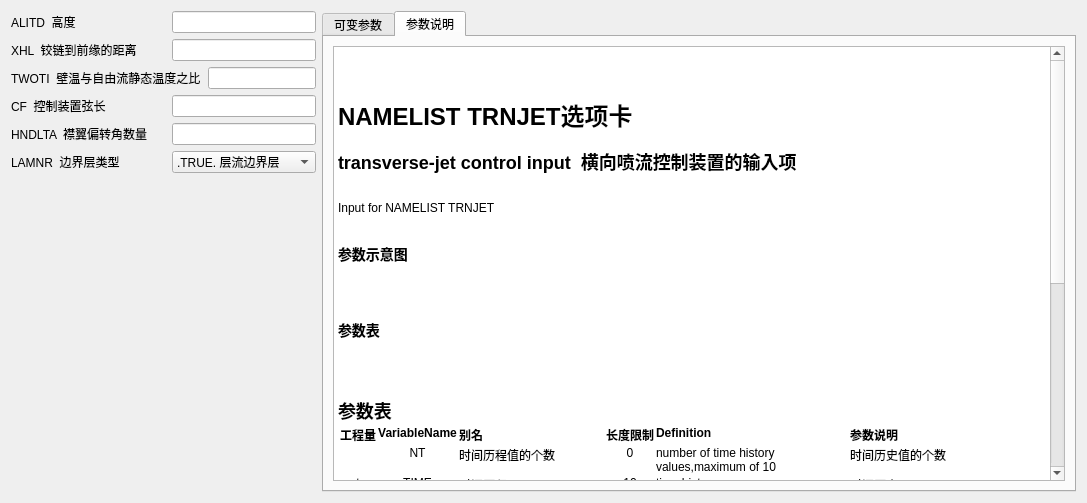
Above: PyDatcomLab/GUIs/PlaneConfiguration/HYPEFF.ui from darkspring2015/PyDatcomLab before the change. Below: the same form after it.
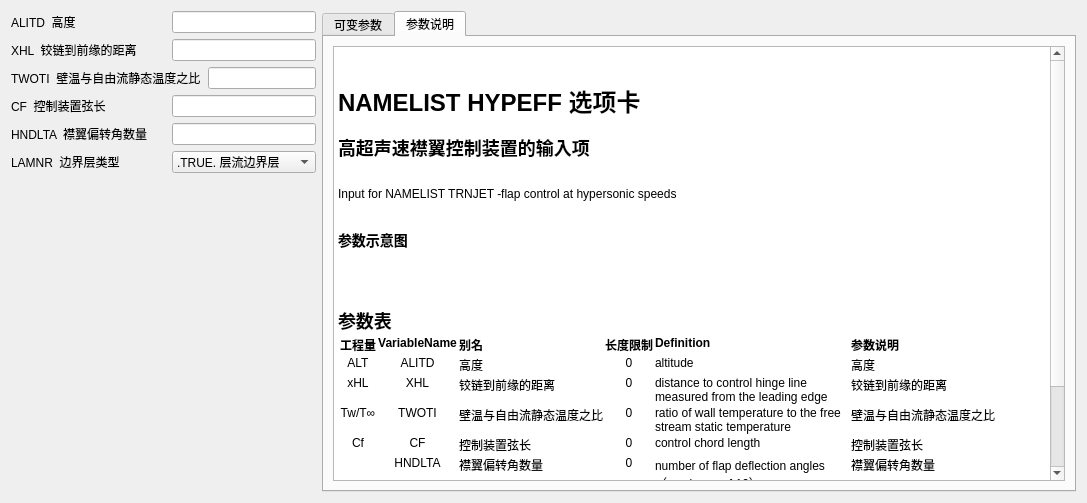
That is the form after the change. The open tabs and pages were chosen to show the change. Icons and pictures are not drawn.

Commit message: 完成 HYPEFF

The edit to the form file:
```diff
--- a/PyDatcomLab/GUIs/PlaneConfiguration/HYPEFF.ui
+++ b/PyDatcomLab/GUIs/PlaneConfiguration/HYPEFF.ui
@@ -333,16 +333,13 @@
 &lt;html&gt;&lt;head&gt;&lt;meta name=&quot;qrichtext&quot; content=&quot;1&quot; /&gt;&lt;style type=&quot;text/css&quot;&gt;
 p, li { white-space: pre-wrap; }
 &lt;/style&gt;&lt;/head&gt;&lt;body style=&quot; font-family:'SimSun'; font-size:9pt; font-weight:400; font-style:normal;&quot;&gt;
-&lt;p style=&quot; margin-top:0px; margin-bottom:0px; margin-left:0px; margin-right:0px; -qt-block-indent:0; text-indent:0px;&quot;&gt;  &lt;/p&gt;
-&lt;p style=&quot; margin-top:0px; margin-bottom:0px; margin-left:0px; margin-right:0px; -qt-block-indent:0; text-indent:0px;&quot;&gt;&lt;a name=&quot;readme&quot;&gt;&lt;/a&gt;    &lt;/p&gt;
-&lt;p style=&quot; margin-top:18px; margin-bottom:12px; margin-left:0px; margin-right:0px; -qt-block-indent:0; text-indent:0px;&quot;&gt;&lt;a name=&quot;user-content-namelist-trnjet选项卡&quot;&gt;&lt;/a&gt;&lt;span style=&quot; font-size:xx-large; font-weight:600;&quot;&gt;N&lt;/span&gt;&lt;span style=&quot; font-size:xx-large; font-weight:600;&quot;&gt;AMELIST TRNJET选项卡&lt;/span&gt;&lt;/p&gt;
-&lt;p style=&quot; margin-top:16px; margin-bottom:12px; margin-left:0px; margin-right:0px; -qt-block-indent:0; text-indent:0px;&quot;&gt;&lt;a name=&quot;user-content-transverse-jet-control-input--横向喷流控制装置的输入项&quot;&gt;&lt;/a&gt;&lt;span style=&quot; font-size:x-large; font-weight:600;&quot;&gt;t&lt;/span&gt;&lt;span style=&quot; font-size:x-large; font-weight:600;&quot;&gt;ransverse-jet control input  横向喷流控制装置的输入项&lt;/span&gt;&lt;/p&gt;
-&lt;p style=&quot; margin-top:12px; margin-bottom:12px; margin-left:0px; margin-right:0px; -qt-block-indent:0; text-indent:0px;&quot;&gt;&lt;br /&gt;Input for NAMELIST TRNJET&lt;br /&gt;&lt;/p&gt;
+&lt;p style=&quot; margin-top:0px; margin-bottom:0px; margin-left:0px; margin-right:0px; -qt-block-indent:0; text-indent:0px;&quot;&gt;    &lt;/p&gt;
+&lt;p style=&quot; margin-top:18px; margin-bottom:12px; margin-left:0px; margin-right:0px; -qt-block-indent:0; text-indent:0px;&quot;&gt;&lt;a name=&quot;user-content-namelist-hypeff-选项卡&quot;&gt;&lt;/a&gt;&lt;span style=&quot; font-size:xx-large; font-weight:600;&quot;&gt;N&lt;/span&gt;&lt;span style=&quot; font-size:xx-large; font-weight:600;&quot;&gt;AMELIST HYPEFF 选项卡&lt;/span&gt;&lt;/p&gt;
+&lt;p style=&quot; margin-top:16px; margin-bottom:12px; margin-left:0px; margin-right:0px; -qt-block-indent:0; text-indent:0px;&quot;&gt;&lt;a name=&quot;user-content-高超声速襟翼控制装置的输入项&quot;&gt;&lt;/a&gt;&lt;span style=&quot; font-size:x-large; font-weight:600;&quot;&gt;高&lt;/span&gt;&lt;span style=&quot; font-size:x-large; font-weight:600;&quot;&gt;超声速襟翼控制装置的输入项&lt;/span&gt;&lt;/p&gt;
+&lt;p style=&quot; margin-top:12px; margin-bottom:12px; margin-left:0px; margin-right:0px; -qt-block-indent:0; text-indent:0px;&quot;&gt;&lt;br /&gt;Input for NAMELIST TRNJET -flap control at hypersonic speeds&lt;br /&gt;&lt;/p&gt;
 &lt;p style=&quot; margin-top:14px; margin-bottom:12px; margin-left:0px; margin-right:0px; -qt-block-indent:0; text-indent:0px;&quot;&gt;&lt;a name=&quot;user-content-参数示意图&quot;&gt;&lt;/a&gt;&lt;span style=&quot; font-size:large; font-weight:600;&quot;&gt;参&lt;/span&gt;&lt;span style=&quot; font-size:large; font-weight:600;&quot;&gt;数示意图&lt;/span&gt;&lt;/p&gt;
-&lt;p style=&quot; margin-top:12px; margin-bottom:12px; margin-left:0px; margin-right:0px; -qt-block-indent:0; text-indent:0px;&quot;&gt;&lt;img src=&quot;wiki/fig/TRNJET.png&quot; /&gt;&lt;br /&gt;&lt;/p&gt;
-&lt;p style=&quot; margin-top:14px; margin-bottom:12px; margin-left:0px; margin-right:0px; -qt-block-indent:0; text-indent:0px;&quot;&gt;&lt;a name=&quot;user-content-参数表&quot;&gt;&lt;/a&gt;&lt;span style=&quot; font-size:large; font-weight:600;&quot;&gt;参&lt;/span&gt;&lt;span style=&quot; font-size:large; font-weight:600;&quot;&gt;数表&lt;/span&gt;&lt;/p&gt;
-&lt;p style=&quot; margin-top:12px; margin-bottom:12px; margin-left:0px; margin-right:0px; -qt-block-indent:0; text-indent:0px;&quot;&gt;&lt;img src=&quot;wiki/fig/TRNJET-para.png&quot; /&gt;&lt;br /&gt;&lt;/p&gt;
-&lt;p style=&quot; margin-top:16px; margin-bottom:12px; margin-left:0px; margin-right:0px; -qt-block-indent:0; text-indent:0px;&quot;&gt;&lt;a name=&quot;user-content-参数表-1&quot;&gt;&lt;/a&gt;&lt;span style=&quot; font-size:x-large; font-weight:600;&quot;&gt;参&lt;/span&gt;&lt;span style=&quot; font-size:x-large; font-weight:600;&quot;&gt;数表&lt;/span&gt;&lt;/p&gt;
+&lt;p style=&quot; margin-top:12px; margin-bottom:12px; margin-left:0px; margin-right:0px; -qt-block-indent:0; text-indent:0px;&quot;&gt;&lt;img src=&quot;wiki/fig/HYPEFF.png&quot; /&gt;&lt;br /&gt;&lt;/p&gt;
+&lt;p style=&quot; margin-top:16px; margin-bottom:12px; margin-left:0px; margin-right:0px; -qt-block-indent:0; text-indent:0px;&quot;&gt;&lt;a name=&quot;user-content-参数表&quot;&gt;&lt;/a&gt;&lt;span style=&quot; font-size:x-large; font-weight:600;&quot;&gt;参&lt;/span&gt;&lt;span style=&quot; font-size:x-large; font-weight:600;&quot;&gt;数表&lt;/span&gt;&lt;/p&gt;
 &lt;table border=&quot;0&quot; style=&quot; margin-top:0px; margin-bottom:0px; margin-left:0px; margin-right:0px;&quot; cellspacing=&quot;2&quot; cellpadding=&quot;0&quot;&gt;&lt;thead&gt;
 &lt;tr&gt;
 &lt;td&gt;
@@ -358,160 +355,94 @@
 &lt;td&gt;
 &lt;p style=&quot; margin-top:0px; margin-bottom:0px; margin-left:0px; margin-right:0px; -qt-block-indent:0; text-indent:0px;&quot;&gt;&lt;span style=&quot; font-weight:600;&quot;&gt;参数说明&lt;/span&gt;&lt;/p&gt;&lt;/td&gt;&lt;/tr&gt;&lt;/thead&gt;
 &lt;tr&gt;
-&lt;td&gt;&lt;/td&gt;
 &lt;td&gt;
-&lt;p align=&quot;center&quot; style=&quot; margin-top:0px; margin-bottom:0px; margin-left:0px; margin-right:0px; -qt-block-indent:0; text-indent:0px;&quot;&gt;NT&lt;/p&gt;&lt;/td&gt;
+&lt;p align=&quot;center&quot; style=&quot; margin-top:0px; margin-bottom:0px; margin-left:0px; margin-right:0px; -qt-block-indent:0; text-indent:0px;&quot;&gt;ALT&lt;/p&gt;&lt;/td&gt;
 &lt;td&gt;
-&lt;p style=&quot; margin-top:0px; margin-bottom:0px; margin-left:0px; margin-right:0px; -qt-block-indent:0; text-indent:0px;&quot;&gt;时间历程值的个数&lt;/p&gt;&lt;/td&gt;
+&lt;p align=&quot;center&quot; style=&quot; margin-top:0px; margin-bottom:0px; margin-left:0px; margin-right:0px; -qt-block-indent:0; text-indent:0px;&quot;&gt;ALITD&lt;/p&gt;&lt;/td&gt;
 &lt;td&gt;
-&lt;p align=&quot;center&quot; style=&quot; margin-top:0px; margin-bottom:0px; margin-left:0px; margin-right:0px; -qt-block-indent:0; text-indent:0px;&quot;&gt;0&lt;/p&gt;&lt;/td&gt;
+&lt;p style=&quot; margin-top:0px; margin-bottom:0px; margin-left:0px; margin-right:0px; -qt-block-indent:0; text-indent:0px;&quot;&gt;高度&lt;/p&gt;&lt;/td&gt;
 &lt;td&gt;
-&lt;p style=&quot; margin-top:0px; margin-bottom:0px; margin-left:0px; margin-right:0px; -qt-block-indent:0; text-indent:0px;&quot;&gt;number of time history values,maximum of 10&lt;/p&gt;&lt;/td&gt;
-&lt;td&gt;
-&lt;p style=&quot; margin-top:0px; margin-bottom:0px; margin-left:0px; margin-right:0px; -qt-block-indent:0; text-indent:0px;&quot;&gt;时间历史值的个数&lt;/p&gt;&lt;/td&gt;&lt;/tr&gt;
-&lt;tr&gt;
-&lt;td&gt;
-&lt;p align=&quot;center&quot; style=&quot; margin-top:0px; margin-bottom:0px; margin-left:0px; margin-right:0px; -qt-block-indent:0; text-indent:0px;&quot;&gt;t&lt;/p&gt;&lt;/td&gt;
-&lt;td&gt;
-&lt;p align=&quot;center&quot; style=&quot; margin-top:0px; margin-bottom:0px; margin-left:0px; margin-right:0px; -qt-block-indent:0; text-indent:0px;&quot;&gt;TIME&lt;/p&gt;&lt;/td&gt;
-&lt;td&gt;
-&lt;p style=&quot; margin-top:0px; margin-bottom:0px; margin-left:0px; margin-right:0px; -qt-block-indent:0; text-indent:0px;&quot;&gt;时间历程&lt;/p&gt;&lt;/td&gt;
-&lt;td&gt;
-&lt;p align=&quot;center&quot; style=&quot; margin-top:0px; margin-bottom:0px; margin-left:0px; margin-right:0px; -qt-block-indent:0; text-indent:0px;&quot;&gt;10&lt;/p&gt;&lt;/td&gt;
-&lt;td&gt;
-&lt;p style=&quot; margin-top:0px; margin-bottom:0px; margin-left:0px; margin-right:0px; -qt-block-indent:0; text-indent:0px;&quot;&gt;time history&lt;/p&gt;&lt;/td&gt;
-&lt;td&gt;
-&lt;p style=&quot; margin-top:0px; margin-bottom:0px; margin-left:0px; margin-right:0px; -qt-block-indent:0; text-indent:0px;&quot;&gt;时间历史&lt;/p&gt;&lt;/td&gt;&lt;/tr&gt;
-&lt;tr&gt;
-&lt;td&gt;
-&lt;p align=&quot;center&quot; style=&quot; margin-top:0px; margin-bottom:0px; margin-left:0px; margin-right:0px; -qt-block-indent:0; text-indent:0px;&quot;&gt;Fc&lt;/p&gt;&lt;/td&gt;
-&lt;td&gt;
-&lt;p align=&quot;center&quot; style=&quot; margin-top:0px; margin-bottom:0px; margin-left:0px; margin-right:0px; -qt-block-indent:0; text-indent:0px;&quot;&gt;FC&lt;/p&gt;&lt;/td&gt;
-&lt;td&gt;
-&lt;p style=&quot; margin-top:0px; margin-bottom:0px; margin-left:0px; margin-right:0px; -qt-block-indent:0; text-indent:0px;&quot;&gt;配平所需的控制力的时间历程&lt;/p&gt;&lt;/td&gt;
-&lt;td&gt;
-&lt;p align=&quot;center&quot; style=&quot; margin-top:0px; margin-bottom:0px; margin-left:0px; margin-right:0px; -qt-block-indent:0; text-indent:0px;&quot;&gt;10&lt;/p&gt;&lt;/td&gt;
-&lt;td&gt;
-&lt;p style=&quot; margin-top:0px; margin-bottom:0px; margin-left:0px; margin-right:0px; -qt-block-indent:0; text-indent:0px;&quot;&gt;time history of control force required to trim&lt;/p&gt;&lt;/td&gt;
-&lt;td&gt;
-&lt;p style=&quot; margin-top:0px; margin-bottom:0px; margin-left:0px; margin-right:0px; -qt-block-indent:0; text-indent:0px;&quot;&gt;配平所需的控制力的时间历程&lt;/p&gt;&lt;/td&gt;&lt;/tr&gt;
-&lt;tr&gt;
-&lt;td&gt;
-&lt;p align=&quot;center&quot; style=&quot; margin-top:0px; margin-bottom:0px; margin-left:0px; margin-right:0px; -qt-block-indent:0; text-indent:0px;&quot;&gt;α∞&lt;/p&gt;&lt;/td&gt;
-&lt;td&gt;
-&lt;p align=&quot;center&quot; style=&quot; margin-top:0px; margin-bottom:0px; margin-left:0px; margin-right:0px; -qt-block-indent:0; text-indent:0px;&quot;&gt;ALPHA&lt;/p&gt;&lt;/td&gt;
-&lt;td&gt;
-&lt;p style=&quot; margin-top:0px; margin-bottom:0px; margin-left:0px; margin-right:0px; -qt-block-indent:0; text-indent:0px;&quot;&gt;姿态的时间历程&lt;/p&gt;&lt;/td&gt;
-&lt;td&gt;
-&lt;p align=&quot;center&quot; style=&quot; margin-top:0px; margin-bottom:0px; margin-left:0px; margin-right:0px; -qt-block-indent:0; text-indent:0px;&quot;&gt;10&lt;/p&gt;&lt;/td&gt;
-&lt;td&gt;
-&lt;p style=&quot; margin-top:0px; margin-bottom:0px; margin-left:0px; margin-right:0px; -qt-block-indent:0; text-indent:0px;&quot;&gt;time history of attitude&lt;/p&gt;&lt;/td&gt;
-&lt;td&gt;
-&lt;p style=&quot; margin-top:0px; margin-bottom:0px; margin-left:0px; margin-right:0px; -qt-block-indent:0; text-indent:0px;&quot;&gt;姿态的时间历程&lt;/p&gt;&lt;/td&gt;&lt;/tr&gt;
-&lt;tr&gt;
-&lt;td&gt;&lt;/td&gt;
-&lt;td&gt;
-&lt;p align=&quot;center&quot; style=&quot; margin-top:0px; margin-bottom:0px; margin-left:0px; margin-right:0px; -qt-block-indent:0; text-indent:0px;&quot;&gt;LAMNRJ&lt;/p&gt;&lt;/td&gt;
-&lt;td&gt;
-&lt;p style=&quot; margin-top:0px; margin-bottom:0px; margin-left:0px; margin-right:0px; -qt-block-indent:0; text-indent:0px;&quot;&gt;边界层时间历程&lt;/p&gt;&lt;/td&gt;
-&lt;td&gt;
-&lt;p align=&quot;center&quot; style=&quot; margin-top:0px; margin-bottom:0px; margin-left:0px; margin-right:0px; -qt-block-indent:0; text-indent:0px;&quot;&gt;10&lt;/p&gt;&lt;/td&gt;
-&lt;td&gt;
-&lt;p style=&quot; margin-top:0px; margin-bottom:0px; margin-left:0px; margin-right:0px; -qt-block-indent:0; text-indent:0px;&quot;&gt;time history of boundary layer,where&lt;br /&gt; =.TRUE. -Boundary layer is laminar at jet&lt;br /&gt; =.FALSE. -Boundary layer is turbulent at jet&lt;/p&gt;&lt;/td&gt;
-&lt;td&gt;
-&lt;p style=&quot; margin-top:0px; margin-bottom:0px; margin-left:0px; margin-right:0px; -qt-block-indent:0; text-indent:0px;&quot;&gt;边界层时间历程,当&lt;br /&gt; =.TRUE. -层流边界层&lt;br /&gt; =.FALSE. -湍流边界层&lt;/p&gt;&lt;/td&gt;&lt;/tr&gt;
-&lt;tr&gt;
-&lt;td&gt;
-&lt;p align=&quot;center&quot; style=&quot; margin-top:0px; margin-bottom:0px; margin-left:0px; margin-right:0px; -qt-block-indent:0; text-indent:0px;&quot;&gt;b&lt;/p&gt;&lt;/td&gt;
-&lt;td&gt;
-&lt;p align=&quot;center&quot; style=&quot; margin-top:0px; margin-bottom:0px; margin-left:0px; margin-right:0px; -qt-block-indent:0; text-indent:0px;&quot;&gt;SPAN&lt;/p&gt;&lt;/td&gt;
-&lt;td&gt;
-&lt;p style=&quot; margin-top:0px; margin-bottom:0px; margin-left:0px; margin-right:0px; -qt-block-indent:0; text-indent:0px;&quot;&gt;流向的喷嘴宽度&lt;/p&gt;&lt;/td&gt;
-&lt;td&gt;
 &lt;p align=&quot;center&quot; style=&quot; margin-top:0px; margin-bottom:0px; margin-left:0px; margin-right:0px; -qt-block-indent:0; text-indent:0px;&quot;&gt;0&lt;/p&gt;&lt;/td&gt;
 &lt;td&gt;
-&lt;p style=&quot; margin-top:0px; margin-bottom:0px; margin-left:0px; margin-right:0px; -qt-block-indent:0; text-indent:0px;&quot;&gt;span of nozzle normal to flow direction&lt;/p&gt;&lt;/td&gt;
+&lt;p style=&quot; margin-top:0px; margin-bottom:0px; margin-left:0px; margin-right:0px; -qt-block-indent:0; text-indent:0px;&quot;&gt;altitude&lt;/p&gt;&lt;/td&gt;
 &lt;td&gt;
-&lt;p style=&quot; margin-top:0px; margin-bottom:0px; margin-left:0px; margin-right:0px; -qt-block-indent:0; text-indent:0px;&quot;&gt;来流方向的喷嘴宽度&lt;/p&gt;&lt;/td&gt;&lt;/tr&gt;
+&lt;p style=&quot; margin-top:0px; margin-bottom:0px; margin-left:0px; margin-right:0px; -qt-block-indent:0; text-indent:0px;&quot;&gt;高度&lt;/p&gt;&lt;/td&gt;&lt;/tr&gt;
 &lt;tr&gt;
 &lt;td&gt;
-&lt;p align=&quot;center&quot; style=&quot; margin-top:0px; margin-bottom:0px; margin-left:0px; margin-right:0px; -qt-block-indent:0; text-indent:0px;&quot;&gt;ø&lt;/p&gt;&lt;/td&gt;
+&lt;p align=&quot;center&quot; style=&quot; margin-top:0px; margin-bottom:0px; margin-left:0px; margin-right:0px; -qt-block-indent:0; text-indent:0px;&quot;&gt;xHL&lt;/p&gt;&lt;/td&gt;
 &lt;td&gt;
-&lt;p align=&quot;center&quot; style=&quot; margin-top:0px; margin-bottom:0px; margin-left:0px; margin-right:0px; -qt-block-indent:0; text-indent:0px;&quot;&gt;PHE&lt;/p&gt;&lt;/td&gt;
+&lt;p align=&quot;center&quot; style=&quot; margin-top:0px; margin-bottom:0px; margin-left:0px; margin-right:0px; -qt-block-indent:0; text-indent:0px;&quot;&gt;XHL&lt;/p&gt;&lt;/td&gt;
 &lt;td&gt;
-&lt;p style=&quot; margin-top:0px; margin-bottom:0px; margin-left:0px; margin-right:0px; -qt-block-indent:0; text-indent:0px;&quot;&gt;喷嘴中心线相对于表面法线的倾斜角&lt;/p&gt;&lt;/td&gt;
+&lt;p style=&quot; margin-top:0px; margin-bottom:0px; margin-left:0px; margin-right:0px; -qt-block-indent:0; text-indent:0px;&quot;&gt;铰链到前缘的距离&lt;/p&gt;&lt;/td&gt;
 &lt;td&gt;
 &lt;p align=&quot;center&quot; style=&quot; margin-top:0px; margin-bottom:0px; margin-left:0px; margin-right:0px; -qt-block-indent:0; text-indent:0px;&quot;&gt;0&lt;/p&gt;&lt;/td&gt;
 &lt;td&gt;
-&lt;p style=&quot; margin-top:0px; margin-bottom:0px; margin-left:0px; margin-right:0px; -qt-block-indent:0; text-indent:0px;&quot;&gt;inclination of nozzle center line relative to an axis normal to surface&lt;/p&gt;&lt;/td&gt;
+&lt;p style=&quot; margin-top:0px; margin-bottom:0px; margin-left:0px; margin-right:0px; -qt-block-indent:0; text-indent:0px;&quot;&gt;distance to control hinge line measured from the leading edge&lt;/p&gt;&lt;/td&gt;
 &lt;td&gt;
-&lt;p style=&quot; margin-top:0px; margin-bottom:0px; margin-left:0px; margin-right:0px; -qt-block-indent:0; text-indent:0px;&quot;&gt;喷嘴中心线相对于表面法线的倾斜角&lt;/p&gt;&lt;/td&gt;&lt;/tr&gt;
+&lt;p style=&quot; margin-top:0px; margin-bottom:0px; margin-left:0px; margin-right:0px; -qt-block-indent:0; text-indent:0px;&quot;&gt;铰链到前缘的距离&lt;/p&gt;&lt;/td&gt;&lt;/tr&gt;
 &lt;tr&gt;
 &lt;td&gt;
-&lt;p align=&quot;center&quot; style=&quot; margin-top:0px; margin-bottom:0px; margin-left:0px; margin-right:0px; -qt-block-indent:0; text-indent:0px;&quot;&gt;Me&lt;/p&gt;&lt;/td&gt;
+&lt;p align=&quot;center&quot; style=&quot; margin-top:0px; margin-bottom:0px; margin-left:0px; margin-right:0px; -qt-block-indent:0; text-indent:0px;&quot;&gt;Tw/T∞&lt;/p&gt;&lt;/td&gt;
 &lt;td&gt;
-&lt;p align=&quot;center&quot; style=&quot; margin-top:0px; margin-bottom:0px; margin-left:0px; margin-right:0px; -qt-block-indent:0; text-indent:0px;&quot;&gt;ME&lt;/p&gt;&lt;/td&gt;
+&lt;p align=&quot;center&quot; style=&quot; margin-top:0px; margin-bottom:0px; margin-left:0px; margin-right:0px; -qt-block-indent:0; text-indent:0px;&quot;&gt;TWOTI&lt;/p&gt;&lt;/td&gt;
 &lt;td&gt;
-&lt;p style=&quot; margin-top:0px; margin-bottom:0px; margin-left:0px; margin-right:0px; -qt-block-indent:0; text-indent:0px;&quot;&gt;喷嘴出口马赫数&lt;/p&gt;&lt;/td&gt;
+&lt;p style=&quot; margin-top:0px; margin-bottom:0px; margin-left:0px; margin-right:0px; -qt-block-indent:0; text-indent:0px;&quot;&gt;壁温与自由流静态温度之比&lt;/p&gt;&lt;/td&gt;
 &lt;td&gt;
 &lt;p align=&quot;center&quot; style=&quot; margin-top:0px; margin-bottom:0px; margin-left:0px; margin-right:0px; -qt-block-indent:0; text-indent:0px;&quot;&gt;0&lt;/p&gt;&lt;/td&gt;
 &lt;td&gt;
-&lt;p style=&quot; margin-top:0px; margin-bottom:0px; margin-left:0px; margin-right:0px; -qt-block-indent:0; text-indent:0px;&quot;&gt;nozzle exit mach number&lt;/p&gt;&lt;/td&gt;
+&lt;p style=&quot; margin-top:0px; margin-bottom:0px; margin-left:0px; margin-right:0px; -qt-block-indent:0; text-indent:0px;&quot;&gt;ratio of wall temperature to the free stream static temperature&lt;/p&gt;&lt;/td&gt;
 &lt;td&gt;
-&lt;p style=&quot; margin-top:0px; margin-bottom:0px; margin-left:0px; margin-right:0px; -qt-block-indent:0; text-indent:0px;&quot;&gt;喷嘴出口马赫数&lt;/p&gt;&lt;/td&gt;&lt;/tr&gt;
+&lt;p style=&quot; margin-top:0px; margin-bottom:0px; margin-left:0px; margin-right:0px; -qt-block-indent:0; text-indent:0px;&quot;&gt;壁温与自由流静态温度之比&lt;/p&gt;&lt;/td&gt;&lt;/tr&gt;
 &lt;tr&gt;
 &lt;td&gt;
-&lt;p align=&quot;center&quot; style=&quot; margin-top:0px; margin-bottom:0px; margin-left:0px; margin-right:0px; -qt-block-indent:0; text-indent:0px;&quot;&gt;Isp&lt;/p&gt;&lt;/td&gt;
+&lt;p align=&quot;center&quot; style=&quot; margin-top:0px; margin-bottom:0px; margin-left:0px; margin-right:0px; -qt-block-indent:0; text-indent:0px;&quot;&gt;Cf&lt;/p&gt;&lt;/td&gt;
 &lt;td&gt;
-&lt;p align=&quot;center&quot; style=&quot; margin-top:0px; margin-bottom:0px; margin-left:0px; margin-right:0px; -qt-block-indent:0; text-indent:0px;&quot;&gt;ISP&lt;/p&gt;&lt;/td&gt;
+&lt;p align=&quot;center&quot; style=&quot; margin-top:0px; margin-bottom:0px; margin-left:0px; margin-right:0px; -qt-block-indent:0; text-indent:0px;&quot;&gt;CF&lt;/p&gt;&lt;/td&gt;
 &lt;td&gt;
-&lt;p style=&quot; margin-top:0px; margin-bottom:0px; margin-left:0px; margin-right:0px; -qt-block-indent:0; text-indent:0px;&quot;&gt;射流真空比冲&lt;/p&gt;&lt;/td&gt;
+&lt;p style=&quot; margin-top:0px; margin-bottom:0px; margin-left:0px; margin-right:0px; -qt-block-indent:0; text-indent:0px;&quot;&gt;控制装置弦长&lt;/p&gt;&lt;/td&gt;
 &lt;td&gt;
 &lt;p align=&quot;center&quot; style=&quot; margin-top:0px; margin-bottom:0px; margin-left:0px; margin-right:0px; -qt-block-indent:0; text-indent:0px;&quot;&gt;0&lt;/p&gt;&lt;/td&gt;
 &lt;td&gt;
-&lt;p style=&quot; margin-top:0px; margin-bottom:0px; margin-left:0px; margin-right:0px; -qt-block-indent:0; text-indent:0px;&quot;&gt;jet vacuum specific impulse&lt;/p&gt;&lt;/td&gt;
+&lt;p style=&quot; margin-top:0px; margin-bottom:0px; margin-left:0px; margin-right:0px; -qt-block-indent:0; text-indent:0px;&quot;&gt;control chord length&lt;/p&gt;&lt;/td&gt;
 &lt;td&gt;
-&lt;p style=&quot; margin-top:0px; margin-bottom:0px; margin-left:0px; margin-right:0px; -qt-block-indent:0; text-indent:0px;&quot;&gt;射流真空比冲&lt;/p&gt;&lt;/td&gt;&lt;/tr&gt;
+&lt;p style=&quot; margin-top:0px; margin-bottom:0px; margin-left:0px; margin-right:0px; -qt-block-indent:0; text-indent:0px;&quot;&gt;控制装置弦长&lt;/p&gt;&lt;/td&gt;&lt;/tr&gt;
 &lt;tr&gt;
+&lt;td&gt;&lt;/td&gt;
 &lt;td&gt;
-&lt;p align=&quot;center&quot; style=&quot; margin-top:0px; margin-bottom:0px; margin-left:0px; margin-right:0px; -qt-block-indent:0; text-indent:0px;&quot;&gt;c&lt;/p&gt;&lt;/td&gt;
+&lt;p align=&quot;center&quot; style=&quot; margin-top:0px; margin-bottom:0px; margin-left:0px; margin-right:0px; -qt-block-indent:0; text-indent:0px;&quot;&gt;HNDLTA&lt;/p&gt;&lt;/td&gt;
 &lt;td&gt;
-&lt;p align=&quot;center&quot; style=&quot; margin-top:0px; margin-bottom:0px; margin-left:0px; margin-right:0px; -qt-block-indent:0; text-indent:0px;&quot;&gt;CC&lt;/p&gt;&lt;/td&gt;
+&lt;p style=&quot; margin-top:0px; margin-bottom:0px; margin-left:0px; margin-right:0px; -qt-block-indent:0; text-indent:0px;&quot;&gt;襟翼偏转角数量&lt;/p&gt;&lt;/td&gt;
 &lt;td&gt;
-&lt;p style=&quot; margin-top:0px; margin-bottom:0px; margin-left:0px; margin-right:0px; -qt-block-indent:0; text-indent:0px;&quot;&gt;喷嘴流量系数&lt;/p&gt;&lt;/td&gt;
-&lt;td&gt;
 &lt;p align=&quot;center&quot; style=&quot; margin-top:0px; margin-bottom:0px; margin-left:0px; margin-right:0px; -qt-block-indent:0; text-indent:0px;&quot;&gt;0&lt;/p&gt;&lt;/td&gt;
 &lt;td&gt;
-&lt;p style=&quot; margin-top:0px; margin-bottom:0px; margin-left:0px; margin-right:0px; -qt-block-indent:0; text-indent:0px;&quot;&gt;nozzle discharge coefficient&lt;/p&gt;&lt;/td&gt;
+&lt;p style=&quot; margin-top:0px; margin-bottom:0px; margin-left:0px; margin-right:0px; -qt-block-indent:0; text-indent:0px;&quot;&gt;number of flap deflection angles （maximum of 10）&lt;/p&gt;&lt;/td&gt;
 &lt;td&gt;
-&lt;p style=&quot; margin-top:0px; margin-bottom:0px; margin-left:0px; margin-right:0px; -qt-block-indent:0; text-indent:0px;&quot;&gt;喷嘴流量系数&lt;/p&gt;&lt;/td&gt;&lt;/tr&gt;
+&lt;p style=&quot; margin-top:0px; margin-bottom:0px; margin-left:0px; margin-right:0px; -qt-block-indent:0; text-indent:0px;&quot;&gt;襟翼偏转角数量&lt;/p&gt;&lt;/td&gt;&lt;/tr&gt;
 &lt;tr&gt;
 &lt;td&gt;
-&lt;p align=&quot;center&quot; style=&quot; margin-top:0px; margin-bottom:0px; margin-left:0px; margin-right:0px; -qt-block-indent:0; text-indent:0px;&quot;&gt;γ&lt;/p&gt;&lt;/td&gt;
+&lt;p align=&quot;center&quot; style=&quot; margin-top:0px; margin-bottom:0px; margin-left:0px; margin-right:0px; -qt-block-indent:0; text-indent:0px;&quot;&gt;δf&lt;/p&gt;&lt;/td&gt;
 &lt;td&gt;
-&lt;p align=&quot;center&quot; style=&quot; margin-top:0px; margin-bottom:0px; margin-left:0px; margin-right:0px; -qt-block-indent:0; text-indent:0px;&quot;&gt;GP&lt;/p&gt;&lt;/td&gt;
+&lt;p align=&quot;center&quot; style=&quot; margin-top:0px; margin-bottom:0px; margin-left:0px; margin-right:0px; -qt-block-indent:0; text-indent:0px;&quot;&gt;HDELTA&lt;/p&gt;&lt;/td&gt;
 &lt;td&gt;
-&lt;p style=&quot; margin-top:0px; margin-bottom:0px; margin-left:0px; margin-right:0px; -qt-block-indent:0; text-indent:0px;&quot;&gt;推进剂比热容比&lt;/p&gt;&lt;/td&gt;
+&lt;p style=&quot; margin-top:0px; margin-bottom:0px; margin-left:0px; margin-right:0px; -qt-block-indent:0; text-indent:0px;&quot;&gt;控制偏角&lt;/p&gt;&lt;/td&gt;
 &lt;td&gt;
-&lt;p align=&quot;center&quot; style=&quot; margin-top:0px; margin-bottom:0px; margin-left:0px; margin-right:0px; -qt-block-indent:0; text-indent:0px;&quot;&gt;0&lt;/p&gt;&lt;/td&gt;
+&lt;p align=&quot;center&quot; style=&quot; margin-top:0px; margin-bottom:0px; margin-left:0px; margin-right:0px; -qt-block-indent:0; text-indent:0px;&quot;&gt;10&lt;/p&gt;&lt;/td&gt;
 &lt;td&gt;
-&lt;p style=&quot; margin-top:0px; margin-bottom:0px; margin-left:0px; margin-right:0px; -qt-block-indent:0; text-indent:0px;&quot;&gt;specific heat ratio of propellant&lt;/p&gt;&lt;/td&gt;
+&lt;p style=&quot; margin-top:0px; margin-bottom:0px; margin-left:0px; margin-right:0px; -qt-block-indent:0; text-indent:0px;&quot;&gt;control deflection angle,positive trailing edge down&lt;/p&gt;&lt;/td&gt;
 &lt;td&gt;
-&lt;p style=&quot; margin-top:0px; margin-bottom:0px; margin-left:0px; margin-right:0px; -qt-block-indent:0; text-indent:0px;&quot;&gt;推进剂比热容比&lt;/p&gt;&lt;/td&gt;&lt;/tr&gt;
+&lt;p style=&quot; margin-top:0px; margin-bottom:0px; margin-left:0px; margin-right:0px; -qt-block-indent:0; text-indent:0px;&quot;&gt;控制偏角，后沿向下为正&lt;/p&gt;&lt;/td&gt;&lt;/tr&gt;
 &lt;tr&gt;
+&lt;td&gt;&lt;/td&gt;
 &lt;td&gt;
-&lt;p align=&quot;center&quot; style=&quot; margin-top:0px; margin-bottom:0px; margin-left:0px; margin-right:0px; -qt-block-indent:0; text-indent:0px;&quot;&gt;L&lt;/p&gt;&lt;/td&gt;
+&lt;p align=&quot;center&quot; style=&quot; margin-top:0px; margin-bottom:0px; margin-left:0px; margin-right:0px; -qt-block-indent:0; text-indent:0px;&quot;&gt;LAMNR&lt;/p&gt;&lt;/td&gt;
 &lt;td&gt;
-&lt;p align=&quot;center&quot; style=&quot; margin-top:0px; margin-bottom:0px; margin-left:0px; margin-right:0px; -qt-block-indent:0; text-indent:0px;&quot;&gt;LFP&lt;/p&gt;&lt;/td&gt;
+&lt;p style=&quot; margin-top:0px; margin-bottom:0px; margin-left:0px; margin-right:0px; -qt-block-indent:0; text-indent:0px;&quot;&gt;边界层类型&lt;/p&gt;&lt;/td&gt;
 &lt;td&gt;
-&lt;p style=&quot; margin-top:0px; margin-bottom:0px; margin-left:0px; margin-right:0px; -qt-block-indent:0; text-indent:0px;&quot;&gt;喷嘴前缘距&lt;/p&gt;&lt;/td&gt;
-&lt;td&gt;
 &lt;p align=&quot;center&quot; style=&quot; margin-top:0px; margin-bottom:0px; margin-left:0px; margin-right:0px; -qt-block-indent:0; text-indent:0px;&quot;&gt;0&lt;/p&gt;&lt;/td&gt;
 &lt;td&gt;
-&lt;p style=&quot; margin-top:0px; margin-bottom:0px; margin-left:0px; margin-right:0px; -qt-block-indent:0; text-indent:0px;&quot;&gt;distance of nozzle from plate leading edge&lt;/p&gt;&lt;/td&gt;
+&lt;p style=&quot; margin-top:0px; margin-bottom:0px; margin-left:0px; margin-right:0px; -qt-block-indent:0; text-indent:0px;&quot;&gt;=.TRUE. -boundary layer at hinge line is laminar&lt;br /&gt; =.FALSE. -boundary layer at hinge line is turbulent&lt;/p&gt;&lt;/td&gt;
 &lt;td&gt;
-&lt;p style=&quot; margin-top:0px; margin-bottom:0px; margin-left:0px; margin-right:0px; -qt-block-indent:0; text-indent:0px;&quot;&gt;喷嘴前缘距&lt;/p&gt;&lt;/td&gt;&lt;/tr&gt;&lt;/table&gt;
-&lt;p style=&quot; margin-top:0px; margin-bottom:0px; margin-left:0px; margin-right:0px; -qt-block-indent:0; text-indent:0px;&quot;&gt;  &lt;/p&gt;&lt;/body&gt;&lt;/html&gt;</string>
+&lt;p style=&quot; margin-top:0px; margin-bottom:0px; margin-left:0px; margin-right:0px; -qt-block-indent:0; text-indent:0px;&quot;&gt;=.TRUE. 层流边界层&lt;br /&gt; =.FALSE. 湍流边界层&lt;/p&gt;&lt;/td&gt;&lt;/tr&gt;&lt;/table&gt;&lt;/body&gt;&lt;/html&gt;</string>
          </property>
         </widget>
        </item>
```
The commit also changes 4 other files.
